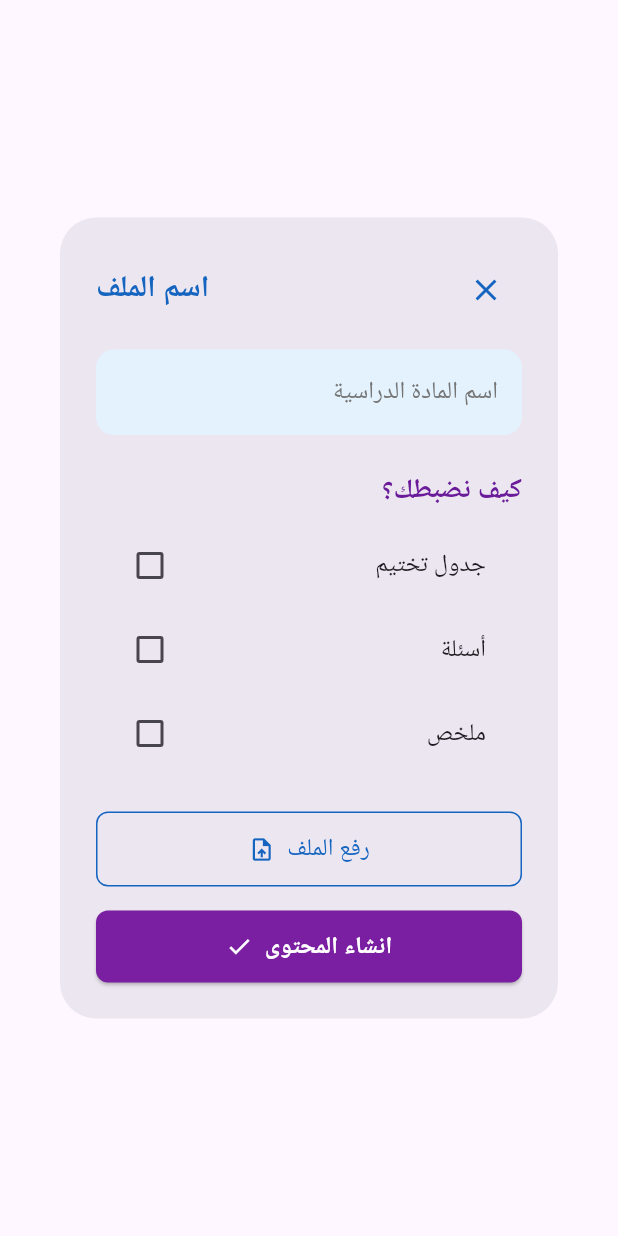
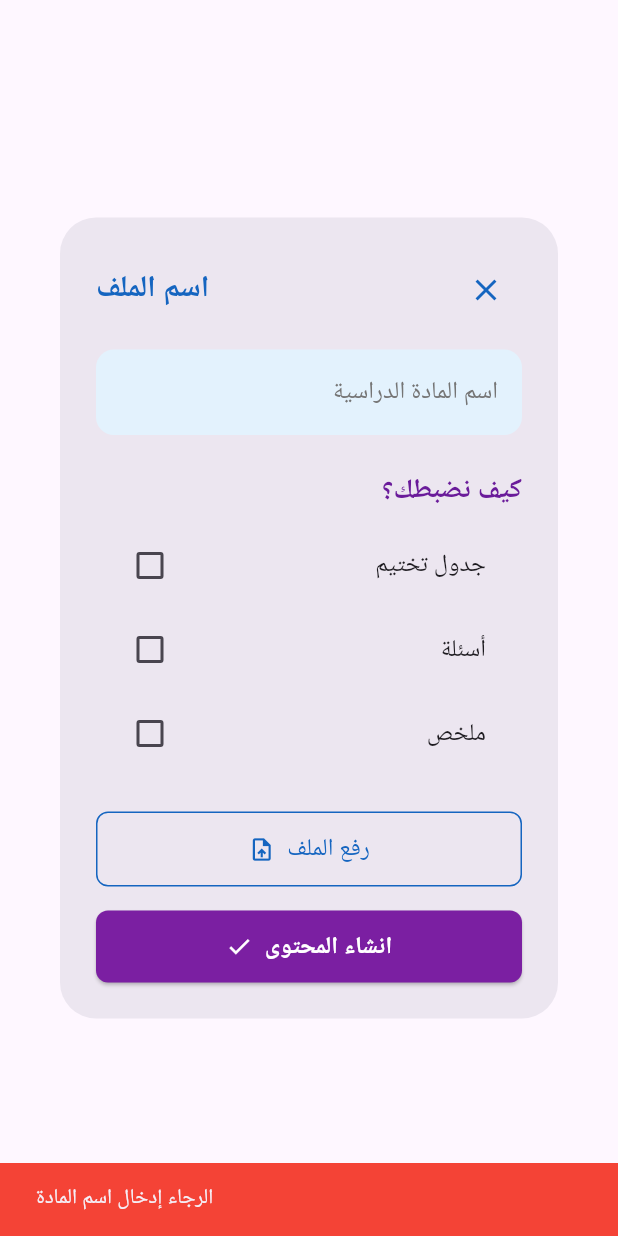
Before and after one commit to kha09/zangahApp, a Flutter app: the UploadDialog widget shown alone on an empty page, opened directly, after a tap on "انشاء المحتوى", on a phone screen of 412 x 824 dp. Run offline on Flutter 3.47's test engine with Material 3 defaults, Android fonts, the phone set to English and light mode, and no system bars; missing offline and left inert: dart:html; generated files the repository leaves out were written again; Roboto replaces fonts that are missing (Arial).

Commit message:
attachhed upload api and creating subjects

```diff
--- a/lib/upload_dialog.dart
+++ b/lib/upload_dialog.dart
@@ -1,7 +1,7 @@
 import 'package:flutter/material.dart';
 import 'package:flutter/foundation.dart' show kIsWeb;
-// ignore: avoid_web_libraries_in_flutter
-import 'dart:html' if (dart.library.io) 'stub.dart' as universal;
+import 'dart:html' as html;
+import 'services/api_service.dart';
 
 class UploadDialog extends StatefulWidget {
   const UploadDialog({super.key});
@@ -16,26 +16,80 @@ class _UploadDialogState extends State<UploadDialog> {
   bool isQuestionsChecked = false;
   bool isSummaryChecked = false;
   String? selectedFileName;
+  html.File? selectedFile;
+  bool isUploading = false;
 
-  void _pickFile() {
+  Future<void> _pickFile() async {
     if (kIsWeb) {
       try {
-        final input = universal.FileUploadInputElement()
-          ..style.display = 'none'
-          ..multiple = false;
+        final input = html.FileUploadInputElement()
+          ..accept = '.pdf,.doc,.docx'
+          ..click();
 
-        input.onChange.listen((event) {
-          if (input.files?.isNotEmpty == true) {
-            setState(() {
-              selectedFileName = input.files![0].name;
-            });
-          }
-        });
-
-        input.click();
+        await input.onChange.first;
+        if (input.files?.isNotEmpty == true) {
+          setState(() {
+            selectedFile = input.files![0];
+            selectedFileName = selectedFile!.name;
+          });
+        }
       } catch (e) {
         print('Error picking file: $e');
       }
+    }
+  }
+
+  Future<void> _uploadFileAndCreateSubject() async {
+    if (_subjectController.text.isEmpty) {
+      ScaffoldMessenger.of(context).showSnackBar(
+        const SnackBar(
+          content: Text('الرجاء إدخال اسم المادة'),
+          backgroundColor: Colors.red,
+        ),
+      );
+      return;
+    }
+
+    setState(() {
+      isUploading = true;
+    });
+
+    try {
+      Map<String, dynamic> uploadResult = {'success': true};
+
+      if (selectedFile != null) {
+        print('Starting file upload...');
+        uploadResult = await ApiService.uploadFile(selectedFile!);
+        print('Upload completed with result: $uploadResult');
+      }
+
+      if (!mounted) return;
+
+      // Create subject even if file upload fails
+      Navigator.of(context).pop({
+        'subject': _subjectController.text,
+        'hasSchedule': isScheduleChecked,
+        'hasQuestions': isQuestionsChecked,
+        'hasSummary': isSummaryChecked,
+        'fileName': selectedFileName ?? '',
+        'uploadSuccess': uploadResult['success'],
+        'uploadMessage': uploadResult['message'],
+      });
+
+    } catch (e) {
+      print('Error in _uploadFileAndCreateSubject: $e');
+      if (!mounted) return;
+
+      // Create subject even if there's an error
+      Navigator.of(context).pop({
+        'subject': _subjectController.text,
+        'hasSchedule': isScheduleChecked,
+        'hasQuestions': isQuestionsChecked,
+        'hasSummary': isSummaryChecked,
+        'fileName': selectedFileName ?? '',
+        'uploadSuccess': false,
+        'uploadMessage': 'Error: $e',
+      });
     }
   }
 
@@ -128,7 +182,7 @@ class _UploadDialogState extends State<UploadDialog> {
                 borderRadius: BorderRadius.circular(8),
               ),
               child: TextButton(
-                onPressed: _pickFile,
+                onPressed: isUploading ? null : _pickFile,
                 child: Row(
                   mainAxisAlignment: MainAxisAlignment.center,
                   children: [
@@ -148,17 +202,7 @@ class _UploadDialogState extends State<UploadDialog> {
             // Create Content Button
             const SizedBox(height: 16),
             ElevatedButton(
-              onPressed: () {
-                if (_subjectController.text.isNotEmpty) {
-                  Navigator.of(context).pop({
-                    'subject': _subjectController.text,
-                    'hasSchedule': isScheduleChecked,
-                    'hasQuestions': isQuestionsChecked,
-                    'hasSummary': isSummaryChecked,
-                    'fileName': selectedFileName ?? '',
-                  });
-                }
-              },
+              onPressed: isUploading ? null : _uploadFileAndCreateSubject,
               style: ElevatedButton.styleFrom(
                 backgroundColor: Colors.purple[700],
                 padding: const EdgeInsets.symmetric(vertical: 12),
@@ -169,11 +213,21 @@ class _UploadDialogState extends State<UploadDialog> {
               child: Row(
                 mainAxisAlignment: MainAxisAlignment.center,
                 children: [
-                  const Icon(Icons.check, color: Colors.white),
+                  if (isUploading)
+                    const SizedBox(
+                      width: 20,
+                      height: 20,
+                      child: CircularProgressIndicator(
+                        color: Colors.white,
+                        strokeWidth: 2,
+                      ),
+                    )
+                  else
+                    const Icon(Icons.check, color: Colors.white),
                   const SizedBox(width: 8),
-                  const Text(
-                    'انشاء المحتوى',
-                    style: TextStyle(
+                  Text(
+                    isUploading ? 'جاري الرفع...' : 'انشاء المحتوى',
+                    style: const TextStyle(
                       color: Colors.white,
                       fontSize: 16,
                       fontWeight: FontWeight.bold,
--- a/pubspec.yaml
+++ b/pubspec.yaml
@@ -17,6 +17,7 @@ dependencies:
   file_picker: ^6.1.1
   ffi: ^2.1.0
   permission_handler: ^11.1.0
+  http: ^1.1.0
 
 dev_dependencies:
   flutter_test:
```
Also changed, not shown: lib/home_screen.dart (+18 -0 lines), lib/services/api_service.dart (added, +68 -0 lines), pubspec.lock.
